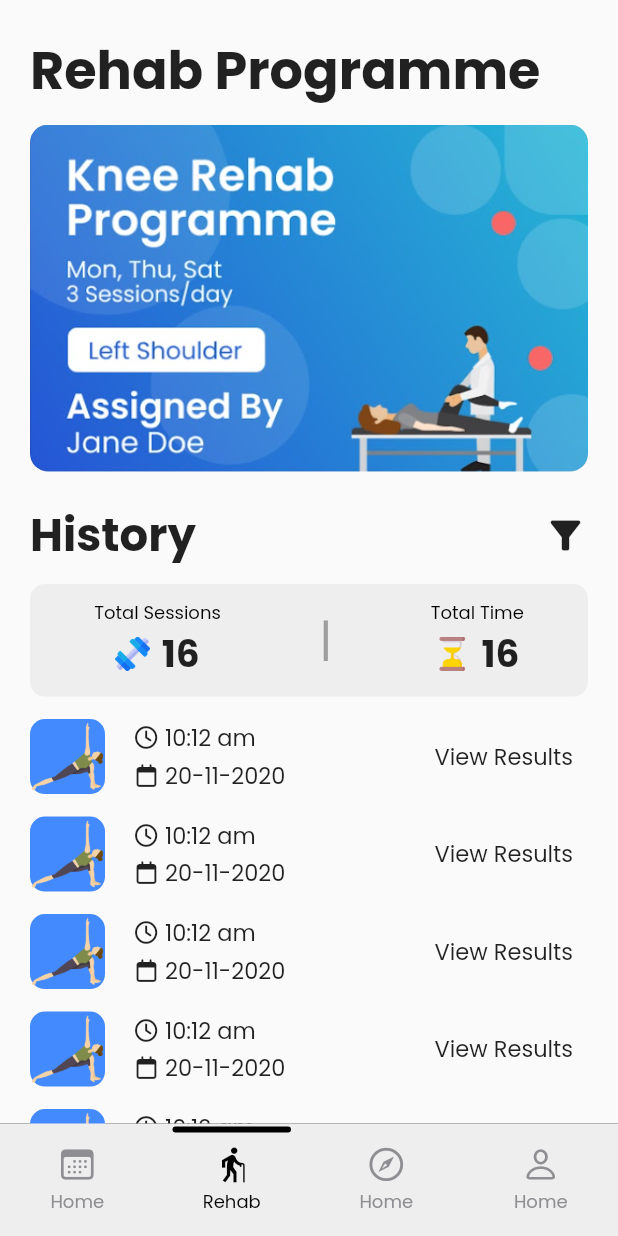
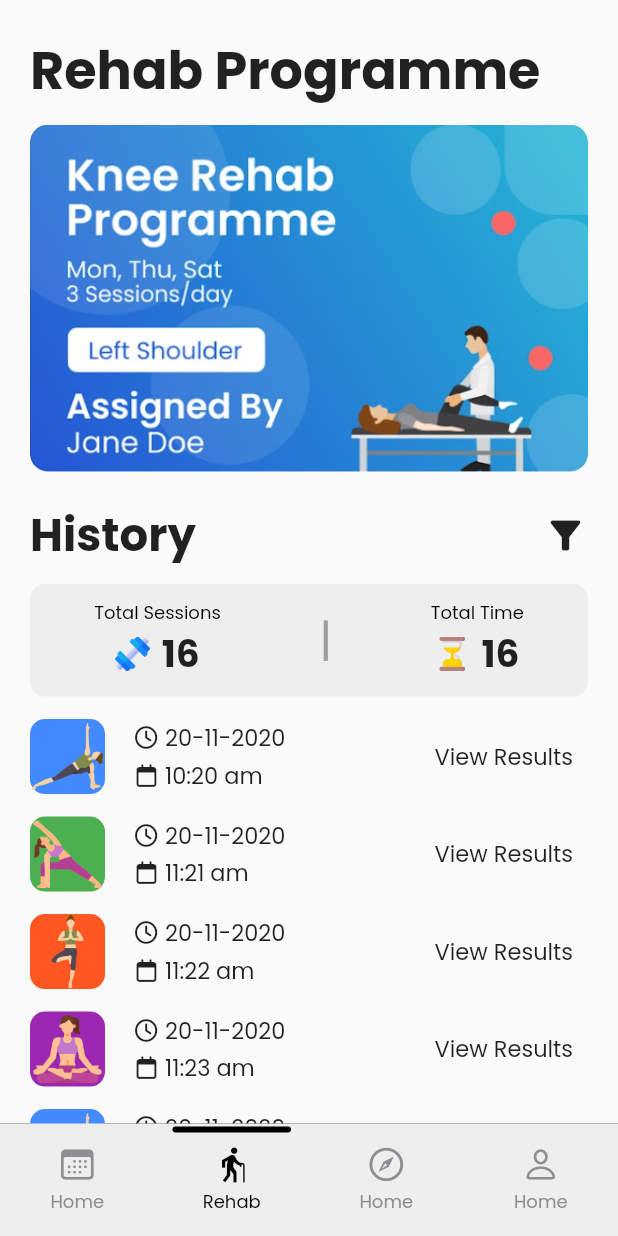
Before and after one commit to SP-XD/Yoga, a Flutter app: the screen it shows after launch, item 2 of the bottom bar chosen, on a phone screen of 412 x 824 dp. Run offline on Flutter 3.47's test engine with Material 2 defaults, Android fonts, the phone set to English and light mode, and no system bars; drawn by our look-alikes of persistent_bottom_nav_bar; our stand-ins replace device_preview, font_awesome_flutter, get, google_fonts, percent_indicator, timelines.

Commit message:
feat: added temporary solution for nested map

```diff
--- a/lib/controllers/user_controller.dart
+++ b/lib/controllers/user_controller.dart
@@ -3,9 +3,33 @@ import 'package:get/get.dart';
 import 'package:rootllyai/models/user.dart';
 
 class UserController extends GetxController {
+  // testing data
   static var tempSessionsDetails = {
-    "20-11-2020": {"10:20 am": 1, "11:21 am": 2},
-    "21-11-2020": {"10:20 am": 1, "11:21 am": 2},
+    "20-11-2020": {
+      "10:20 am": 1,
+      "11:21 am": 2,
+      "11:22 am": 2,
+      "11:23 am": 2,
+      "11:24 am": 2,
+      "11:25 am": 2,
+      "11:26 am": 2,
+      "11:27 am": 2,
+      "11:28 am": 2,
+      "11:29 am": 2,
+      "11:30 am": 2,
+      "11:40 am": 2,
+      "11:41 am": 2,
+      "11:42 am": 2,
+      "11:43 am": 2,
+      "11:44 am": 2,
+      "11:45 am": 2,
+      "11:46 am": 2,
+      "11:48 am": 2,
+      "11:59 am": 2,
+      "12:11 am": 2,
+      "12:21 am": 2,
+      "11:31 am": 2,
+    },
   };
   var user = User(
           name: "Jane",
--- a/lib/pages/rehab_page.dart
+++ b/lib/pages/rehab_page.dart
@@ -13,6 +13,44 @@ class RehabPage extends StatefulWidget {
 class _RehabPageState extends State<RehabPage> {
   UserController userController = Get.put(UserController());
 
+  //* testing Data
+  List sessionImgs = [
+    "assets/session_imgs/yoga-pose1.png",
+    "assets/session_imgs/yoga-pose2.png",
+    "assets/session_imgs/yoga-pose3.png",
+    "assets/session_imgs/yoga-pose4.png",
+    "assets/session_imgs/yoga-pose1.png",
+    "assets/session_imgs/yoga-pose2.png",
+    "assets/session_imgs/yoga-pose3.png",
+    "assets/session_imgs/yoga-pose4.png",
+    "assets/session_imgs/yoga-pose1.png",
+    "assets/session_imgs/yoga-pose2.png",
+    "assets/session_imgs/yoga-pose3.png",
+    "assets/session_imgs/yoga-pose4.png",
+    "assets/session_imgs/yoga-pose1.png",
+    "assets/session_imgs/yoga-pose2.png",
+    "assets/session_imgs/yoga-pose3.png",
+    "assets/session_imgs/yoga-pose4.png",
+  ];
+  List sessionImgsColor = [
+    Colors.blueAccent,
+    Colors.green,
+    Colors.deepOrange,
+    Colors.purple,
+    Colors.blueAccent,
+    Colors.green,
+    Colors.deepOrange,
+    Colors.purple,
+    Colors.blueAccent,
+    Colors.green,
+    Colors.deepOrange,
+    Colors.purple,
+    Colors.purple,
+    Colors.blueAccent,
+    Colors.green,
+    Colors.deepOrange,
+    Colors.purple,
+  ];
   @override
   Widget build(BuildContext context) {
     return Scaffold(
@@ -45,6 +83,18 @@ class _RehabPageState extends State<RehabPage> {
   }
 
   Container sessionHistory() {
+    // * Temporay solution to nested map
+    List sessionDates = userController.user.value.sessionsDetails.entries
+        .map((e) => e.key)
+        .toList();
+    List sessionTime = userController
+        .user.value.sessionsDetails[sessionDates[0]].entries
+        .map((e) => e.key)
+        .toList();
+
+    print("seesionDates ${sessionDates}");
+    print("seesionTime ${sessionTime}");
+
     return Container(
       child: Column(
         children: [
@@ -121,10 +171,11 @@ class _RehabPageState extends State<RehabPage> {
           ),
           ListView.separated(
             shrinkWrap: true,
-            itemCount: 7,
+            itemCount: userController.user.value.totalSessionsCompleted,
             physics: const NeverScrollableScrollPhysics(),
             itemBuilder: (context, index) {
-              return historySessionCards();
+              return historySessionCards(sessionDates[0], sessionTime[index],
+                  sessionImgs[index], sessionImgsColor[index]);
             },
             separatorBuilder: (context, index) {
               return const SizedBox(
@@ -137,7 +188,8 @@ class _RehabPageState extends State<RehabPage> {
     );
   }
 
-  Container historySessionCards() {
+  Container historySessionCards(
+      String time, String date, String sessionCardImg, Color sessionImgColor) {
     return Container(
       child: Row(
         mainAxisAlignment: MainAxisAlignment.spaceAround,
@@ -146,11 +198,11 @@ class _RehabPageState extends State<RehabPage> {
           Container(
               width: 50,
               height: 50,
-              decoration: const BoxDecoration(
-                color: Colors.blueAccent,
+              decoration: BoxDecoration(
+                color: sessionImgColor,
                 borderRadius: BorderRadius.all(Radius.circular(10)),
               ),
-              child: Image.asset('assets/session_imgs/yoga-pose1.png',
+              child: Image.asset('${sessionCardImg}',
                   scale: 3, fit: BoxFit.contain)),
           const SizedBox(
             width: 20,
@@ -167,7 +219,7 @@ class _RehabPageState extends State<RehabPage> {
                     ),
                     const SizedBox(width: 5),
                     Text(
-                      '10:12 am',
+                      '${time}',
                       style: TextStyle(fontSize: 15),
                     )
                   ],
@@ -183,7 +235,7 @@ class _RehabPageState extends State<RehabPage> {
                     ),
                     const SizedBox(width: 5),
                     Text(
-                      '20-11-2020',
+                      '${date}',
                       style: TextStyle(fontSize: 15),
                     )
                   ],
```
